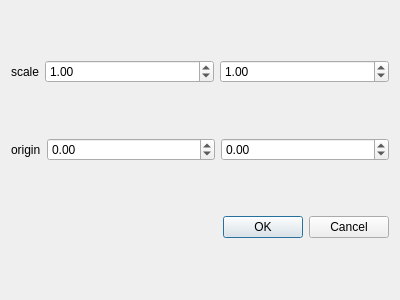
The window that ui/functiondisplayoptions.ui (EsGeh/function-graph-explorer) describes before a commit, drawn with Qt 5.
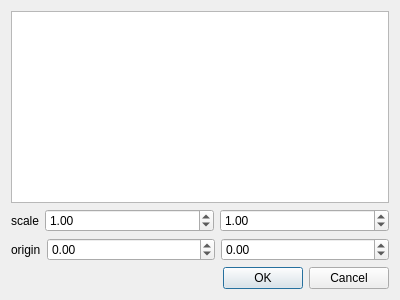
The same window after the commit.

Commit message: edit formula in text field. load default formulae. max 10 formulae.

Patch:
```diff
--- a/ui/functiondisplayoptions.ui
+++ b/ui/functiondisplayoptions.ui
@@ -14,6 +14,9 @@
    <string>Dialog</string>
   </property>
   <layout class="QVBoxLayout" name="verticalLayout">
+   <item>
+    <widget class="QPlainTextEdit" name="largeFormulaEdit"/>
+   </item>
    <item>
     <layout class="QHBoxLayout" name="horizontalLayout_3" stretch="0,1,1">
      <item>
```
The commit also changes 4 other files.
